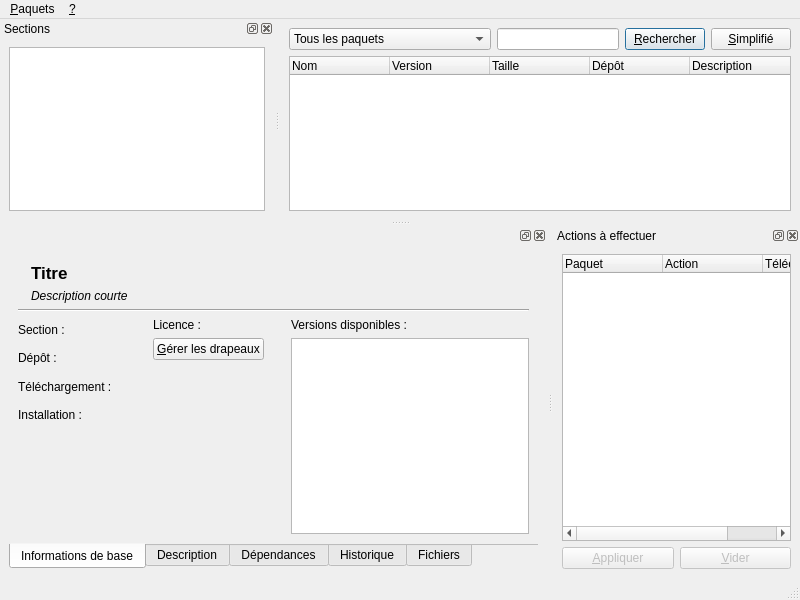
steckdenis/logram-setup, file pkgui/mainwindow.ui: the form before one commit.
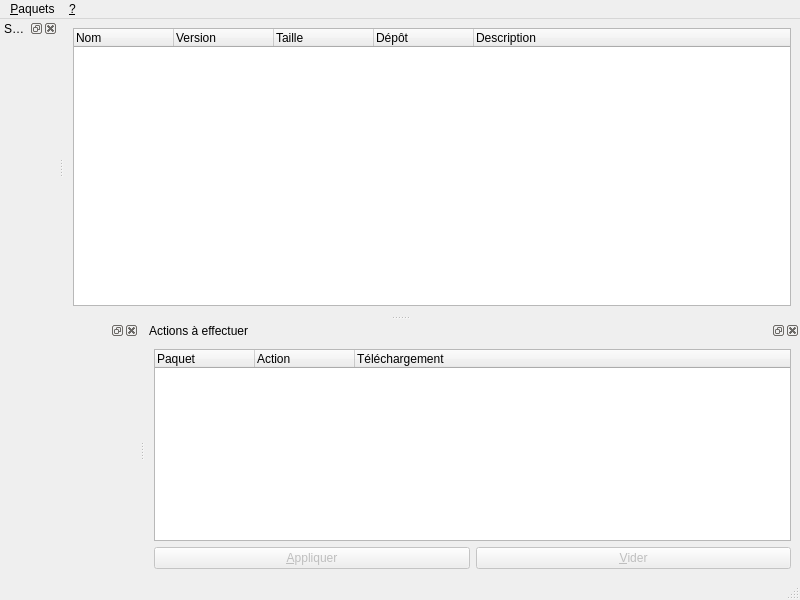
The form after the commit.

Patch:
```diff
--- a/pkgui/mainwindow.ui
+++ b/pkgui/mainwindow.ui
@@ -17,66 +17,7 @@
    <bool>true</bool>
   </property>
   <widget class="QWidget" name="windowWidget">
-   <layout class="QVBoxLayout" name="verticalLayout_12">
-    <item>
-     <layout class="QHBoxLayout" name="horizontalLayout_6">
-      <item>
-       <widget class="QComboBox" name="cboFilter">
-        <item>
-         <property name="text">
-          <string>Tous les paquets</string>
-         </property>
-        </item>
-        <item>
-         <property name="text">
-          <string>Paquets installés</string>
-         </property>
-        </item>
-        <item>
-         <property name="text">
-          <string>Paquets non-installés</string>
-         </property>
-        </item>
-        <item>
-         <property name="text">
-          <string>Paquets pouvant être mis à jour</string>
-         </property>
-        </item>
-        <item>
-         <property name="text">
-          <string>Paquets orphelins</string>
-         </property>
-        </item>
-       </widget>
-      </item>
-      <item>
-       <widget class="QLineEdit" name="txtSearch"/>
-      </item>
-      <item>
-       <widget class="QPushButton" name="btnSearch">
-        <property name="text">
-         <string>&amp;Rechercher</string>
-        </property>
-        <property name="default">
-         <bool>true</bool>
-        </property>
-       </widget>
-      </item>
-      <item>
-       <widget class="QPushButton" name="btnSimplified">
-        <property name="text">
-         <string>&amp;Simplifié</string>
-        </property>
-        <property name="checkable">
-         <bool>true</bool>
-        </property>
-        <property name="checked">
-         <bool>false</bool>
-        </property>
-       </widget>
-      </item>
-     </layout>
-    </item>
+   <layout class="QVBoxLayout" name="mainLayout">
     <item>
      <widget class="QTreeWidget" name="treePackages">
       <property name="contextMenuPolicy">
@@ -154,354 +95,7 @@
    <attribute name="dockWidgetArea">
     <number>8</number>
    </attribute>
-   <widget class="QWidget" name="docInfoWidget">
-    <layout class="QVBoxLayout" name="verticalLayout_11">
-     <item>
-      <widget class="QTabWidget" name="tabInfos">
-       <property name="tabPosition">
-        <enum>QTabWidget::South</enum>
-       </property>
-       <property name="currentIndex">
-        <number>0</number>
-       </property>
-       <property name="documentMode">
-        <bool>true</bool>
-       </property>
-       <widget class="QWidget" name="tabInfo">
-        <attribute name="title">
-         <string>Informations de base</string>
-        </attribute>
-        <layout class="QVBoxLayout" name="verticalLayout_7">
-         <item>
-          <layout class="QHBoxLayout" name="horizontalLayout_5">
-           <item>
-            <widget class="QLabel" name="lblIcon">
-             <property name="sizePolicy">
-              <sizepolicy hsizetype="Fixed" vsizetype="Minimum">
-               <horstretch>0</horstretch>
-               <verstretch>0</verstretch>
-              </sizepolicy>
-             </property>
-             <property name="text">
-              <string/>
-             </property>
-            </widget>
-           </item>
-           <item>
-            <layout class="QVBoxLayout" name="verticalLayout">
-             <item>
-              <layout class="QHBoxLayout" name="horizontalLayout_2">
-               <item>
-                <widget class="QLabel" name="lblTitle">
-                 <property name="font">
-                  <font>
-                   <pointsize>13</pointsize>
-                   <weight>75</weight>
-                   <bold>true</bold>
-                  </font>
-                 </property>
-                 <property name="text">
-                  <string>Titre</string>
-                 </property>
-                </widget>
-               </item>
-               <item>
-                <spacer name="horizontalSpacer_3">
-                 <property name="orientation">
-                  <enum>Qt::Horizontal</enum>
-                 </property>
-                 <property name="sizeHint" stdset="0">
-                  <size>
-                   <width>40</width>
-                   <height>20</height>
-                  </size>
-                 </property>
-                </spacer>
-               </item>
-               <item>
-                <widget class="QLabel" name="lblStar1">
-                 <property name="sizePolicy">
-                  <sizepolicy hsizetype="Fixed" vsizetype="Fixed">
-                   <horstretch>0</horstretch>
-                   <verstretch>0</verstretch>
-                  </sizepolicy>
-                 </property>
-                </widget>
-               </item>
-               <item>
-                <widget class="QLabel" name="lblStar2">
-                 <property name="sizePolicy">
-                  <sizepolicy hsizetype="Fixed" vsizetype="Fixed">
-                   <horstretch>0</horstretch>
-                   <verstretch>0</verstretch>
-                  </sizepolicy>
-                 </property>
-                </widget>
-               </item>
-               <item>
-                <widget class="QLabel" name="lblStar3">
-                 <property name="sizePolicy">
-                  <sizepolicy hsizetype="Fixed" vsizetype="Fixed">
-                   <horstretch>0</horstretch>
-                   <verstretch>0</verstretch>
-                  </sizepolicy>
-                 </property>
-                </widget>
-               </item>
-              </layout>
-             </item>
-             <item>
-              <widget class="QLabel" name="lblShortDesc">
-               <property name="font">
-                <font>
-                 <italic>true</italic>
-                </font>
-               </property>
-               <property name="text">
-                <string>Description courte</string>
-               </property>
-               <property name="alignment">
-                <set>Qt::AlignLeading|Qt::AlignLeft|Qt::AlignTop</set>
-               </property>
-               <property name="wordWrap">
-                <bool>true</bool>
-               </property>
-              </widget>
-             </item>
-            </layout>
-           </item>
-          </layout>
-         </item>
-         <item>
-          <widget class="Line" name="line">
-           <property name="orientation">
-            <enum>Qt::Horizontal</enum>
-           </property>
-          </widget>
-         </item>
-         <item>
-          <layout class="QHBoxLayout" name="horizontalLayout_4">
-           <item>
-            <layout class="QVBoxLayout" name="verticalLayout_10">
-             <item>
-              <layout class="QHBoxLayout" name="horizontalLayout_3">
-               <item>
-                <layout class="QGridLayout" name="gridLayout">
-                 <item row="0" column="0">
-                  <widget class="QLabel" name="lblTitleSection">
-                   <property name="text">
-                    <string>Section :</string>
-                   </property>
-                  </widget>
-                 </item>
-                 <item row="0" column="1">
-                  <widget class="QLabel" name="lblSection"/>
-                 </item>
-                 <item row="1" column="0">
-                  <widget class="QLabel" name="lblTileRepo">
-                   <property name="text">
-                    <string>Dépôt :</string>
-                   </property>
-                  </widget>
-                 </item>
-                 <item row="1" column="1">
-                  <widget class="QLabel" name="lblRepo"/>
-                 </item>
-                 <item row="2" column="0">
-                  <widget class="QLabel" name="lblTitleDownload">
-                   <property name="text">
-                    <string>Téléchargement :</string>
-                   </property>
-                  </widget>
-                 </item>
-                 <item row="2" column="1">
-                  <widget class="QLabel" name="lblDownload"/>
-                 </item>
-                 <item row="3" column="0">
-                  <widget class="QLabel" name="lblTitleInstall">
-                   <property name="text">
-                    <string>Installation :</string>
-                   </property>
-                  </widget>
-                 </item>
-                 <item row="3" column="1">
-                  <widget class="QLabel" name="lblInstall"/>
-                 </item>
-                </layout>
-               </item>
-               <item>
-                <spacer name="horizontalSpacer">
-                 <property name="orientation">
-                  <enum>Qt::Horizontal</enum>
-                 </property>
-                 <property name="sizeHint" stdset="0">
-                  <size>
-                   <width>40</width>
-                   <height>20</height>
-                  </size>
-                 </property>
-                </spacer>
-               </item>
-               <item>
-                <layout class="QVBoxLayout" name="verticalLayout_9">
-                 <item>
-                  <layout class="QGridLayout" name="gridLayout_2">
-                   <item row="0" column="0">
-                    <widget class="QLabel" name="lblTitleLicense">
-                     <property name="text">
-                      <string>Licence :</string>
-                     </property>
-                    </widget>
-                   </item>
-                   <item row="0" column="1">
-                    <widget class="QLabel" name="lblLicense"/>
-                   </item>
-                  </layout>
-                 </item>
-                 <item>
-                  <widget class="QPushButton" name="btnFlags">
-                   <property name="text">
-                    <string>&amp;Gérer les drapeaux</string>
-                   </property>
-                  </widget>
-                 </item>
-                 <item>
-                  <spacer name="verticalSpacer">
-                   <property name="orientation">
-                    <enum>Qt::Vertical</enum>
-                   </property>
-                   <property name="sizeHint" stdset="0">
-                    <size>
-                     <width>20</width>
-                     <height>18</height>
-                    </size>
-                   </property>
-                  </spacer>
-                 </item>
-                </layout>
-               </item>
-              </layout>
-             </item>
-             <item>
-              <spacer name="verticalSpacer_2">
-               <property name="orientation">
-                <enum>Qt::Vertical</enum>
-               </property>
-               <property name="sizeHint" stdset="0">
-                <size>
-                 <width>20</width>
-                 <height>40</height>
-                </size>
-               </property>
-              </spacer>
-             </item>
-            </layout>
-           </item>
-           <item>
-            <spacer name="horizontalSpacer_2">
-             <property name="orientation">
-              <enum>Qt::Horizontal</enum>
-             </property>
-             <property name="sizeHint" stdset="0">
-              <size>
-               <width>40</width>
-               <height>20</height>
-              </size>
-             </property>
-            </spacer>
-           </item>
-           <item>
-            <layout class="QVBoxLayout" name="verticalLayout_8">
-             <item>
-              <widget class="QLabel" name="lblVersions">
-               <property name="text">
-                <string>Versions disponibles :</string>
-               </property>
-              </widget>
-             </item>
-             <item>
-              <widget class="QListWidget" name="listVersions"/>
-             </item>
-            </layout>
-           </item>
-          </layout>
-         </item>
-        </layout>
-       </widget>
-       <widget class="QWidget" name="tabDescr">
-        <attribute name="title">
-         <string>Description</string>
-        </attribute>
-        <layout class="QVBoxLayout" name="verticalLayout_4">
-         <item>
-          <widget class="QTextEdit" name="txtDescr">
-           <property name="readOnly">
-            <bool>true</bool>
-           </property>
-           <property name="textInteractionFlags">
-            <set>Qt::LinksAccessibleByKeyboard|Qt::LinksAccessibleByMouse|Qt::TextBrowserInteraction|Qt::TextSelectableByKeyboard|Qt::TextSelectableByMouse</set>
-           </property>
-          </widget>
-         </item>
-        </layout>
-       </widget>
-       <widget class="QWidget" name="tabDepends">
-        <attribute name="title">
-         <string>Dépendances</string>
-        </attribute>
-        <layout class="QVBoxLayout" name="verticalLayout_5">
-         <item>
-          <widget class="QTreeWidget" name="treeDepends">
-           <attribute name="headerVisible">
-            <bool>false</bool>
-           </attribute>
-           <attribute name="headerVisible">
-            <bool>false</bool>
-           </attribute>
-           <column>
-            <property name="text">
-             <string notr="true">1</string>
-            </property>
-           </column>
-          </widget>
-         </item>
-        </layout>
-       </widget>
-       <widget class="QWidget" name="tabChangelog">
-        <attribute name="title">
-         <string>Historique</string>
-        </attribute>
-        <layout class="QVBoxLayout" name="verticalLayout_6">
-         <item>
-          <widget class="QListWidget" name="listChangelog"/>
-         </item>
-        </layout>
-       </widget>
-       <widget class="QWidget" name="tabFiles">
-        <attribute name="title">
-         <string>Fichiers</string>
-        </attribute>
-        <layout class="QVBoxLayout" name="verticalLayout_13">
-         <item>
-          <widget class="QTreeWidget" name="treeFiles">
-           <column>
-            <property name="text">
-             <string>Nom</string>
-            </property>
-           </column>
-           <column>
-            <property name="text">
-             <string>Attributs</string>
-            </property>
-           </column>
-          </widget>
-         </item>
-        </layout>
-       </widget>
-      </widget>
-     </item>
-    </layout>
-   </widget>
+   <widget class="QWidget" name="docInfoWidget"/>
   </widget>
   <widget class="QDockWidget" name="docActions">
    <property name="windowTitle">
@@ -514,6 +108,12 @@
     <layout class="QVBoxLayout" name="verticalLayout_3">
      <item>
       <widget class="QTreeWidget" name="treeActions">
+       <property name="sizePolicy">
+        <sizepolicy hsizetype="Preferred" vsizetype="Preferred">
+         <horstretch>0</horstretch>
+         <verstretch>0</verstretch>
+        </sizepolicy>
+       </property>
        <property name="rootIsDecorated">
         <bool>false</bool>
        </property>
@@ -571,37 +171,19 @@
    </widget>
   </widget>
   <widget class="QDockWidget" name="docSections">
+   <property name="sizePolicy">
+    <sizepolicy hsizetype="Preferred" vsizetype="Expanding">
+     <horstretch>0</horstretch>
+     <verstretch>0</verstretch>
+    </sizepolicy>
+   </property>
    <property name="windowTitle">
     <string>Sections</string>
    </property>
    <attribute name="dockWidgetArea">
     <number>1</number>
    </attribute>
-   <widget class="QWidget" name="docSectionsWidget">
-    <layout class="QVBoxLayout" name="verticalLayout_2">
-     <item>
-      <widget class="QTreeWidget" name="treeSections">
-       <property name="iconSize">
-        <size>
-         <width>32</width>
-         <height>32</height>
-        </size>
-       </property>
-       <attribute name="headerVisible">
-        <bool>false</bool>
-       </attribute>
-       <attribute name="headerVisible">
-        <bool>false</bool>
-       </attribute>
-       <column>
-        <property name="text">
-         <string notr="true">1</string>
-        </property>
-       </column>
-      </widget>
-     </item>
-    </layout>
-   </widget>
+   <widget class="QWidget" name="docSectionsWidget"/>
   </widget>
   <action name="actInstallPackage">
    <property name="text">
```
